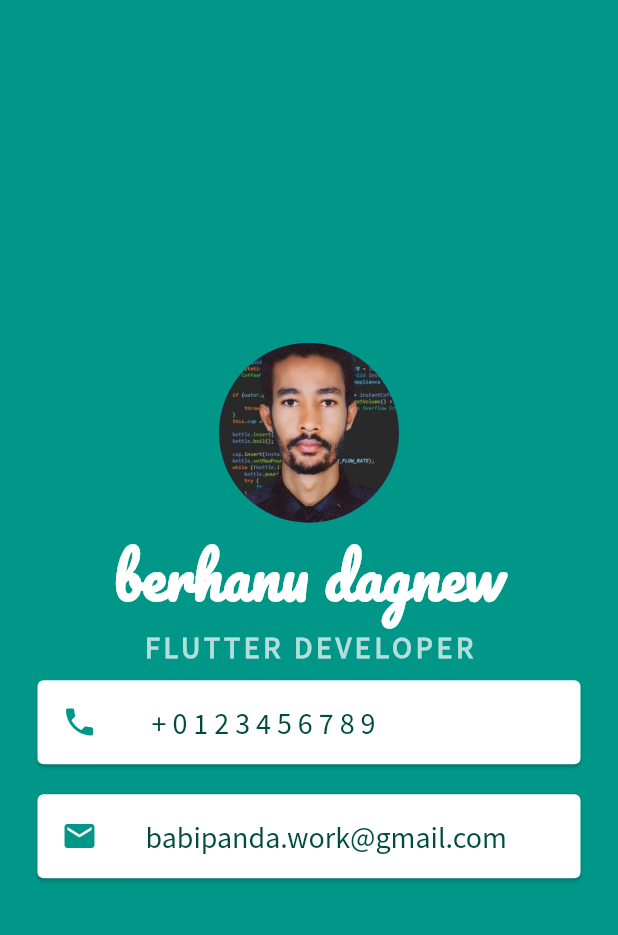
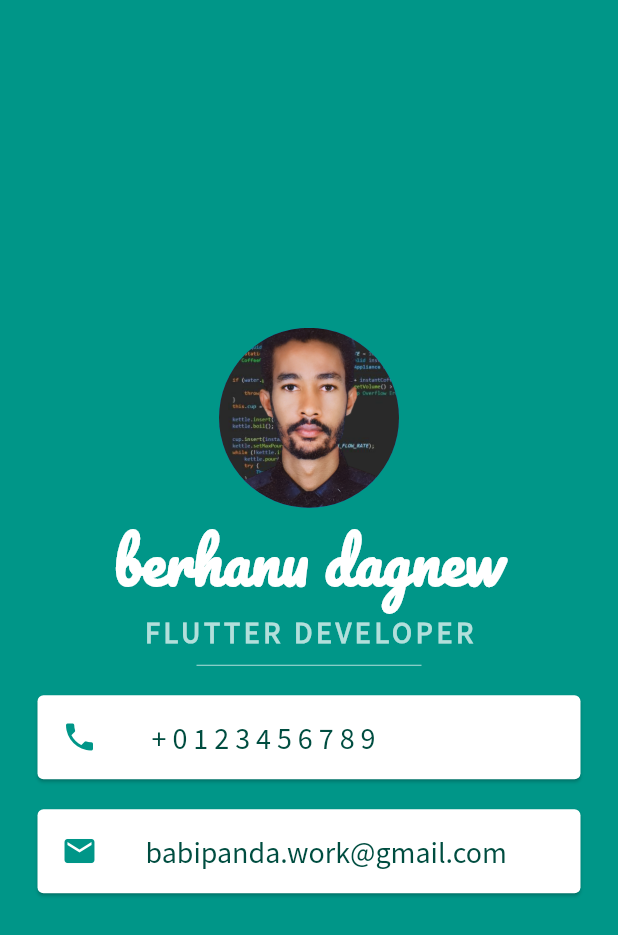
Before and after one commit to berhanudagnew/i_am_rich, a Flutter app: the screen it shows after launch, on a phone screen of 412 x 824 dp. Shown: the top 935 px of the screen. Run offline on Flutter 3.47's test engine with Material 2 defaults, Android fonts, the phone set to English and light mode, and no system bars.

Commit message:
adding separate line

```diff
--- a/lib/main.dart
+++ b/lib/main.dart
@@ -41,6 +41,11 @@ class MyApp extends StatelessWidget {
                   fontWeight: FontWeight.bold,
                 ),
               ),
+              SizedBox(
+                height: 20.0,
+                width: 150.0,
+                child: Divider(color: Colors.teal.shade100),
+              ),
               Card(
                 margin: EdgeInsets.symmetric(vertical: 10.0, horizontal: 25.0),
                 child: ListTile(
```
